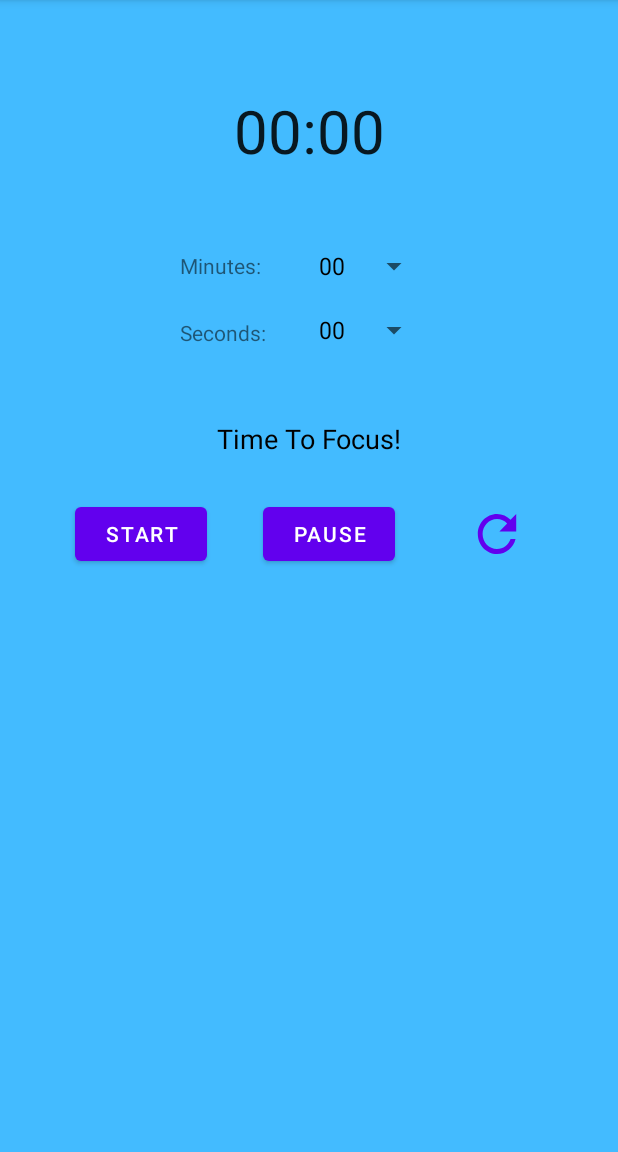
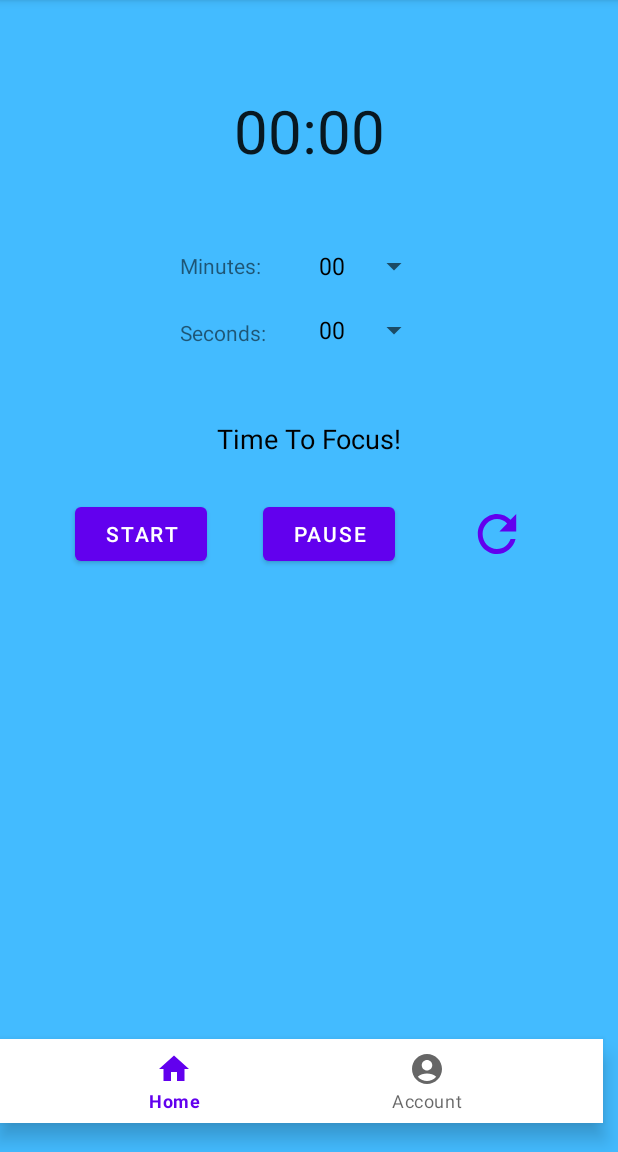
Before and after one commit to andrewnoel99/StudyBuddy, an Android app: the timerTaskActivity screen opened directly, with no data from a screen before it, on a phone screen of 412 x 824 dp, the part 84-1236 px from its top. Run offline under Robolectric (Android 15) with nearby library versions, the phone set to English and light mode, and no system bars.

Commit message:
basic nav bar

```diff
--- /dev/null
+++ b/app/src/main/res/drawable/baseline_account_circle_24.xml
@@ -0,0 +1,5 @@
+<vector android:height="24dp" android:tint="#000000"
+    android:viewportHeight="24" android:viewportWidth="24"
+    android:width="24dp" xmlns:android="http://schemas.android.com/apk/res/android">
+    <path android:fillColor="@android:color/white" android:pathData="M12,2C6.48,2 2,6.48 2,12s4.48,10 10,10s10,-4.48 10,-10S17.52,2 12,2zM12,6c1.93,0 3.5,1.57 3.5,3.5S13.93,13 12,13s-3.5,-1.57 -3.5,-3.5S10.07,6 12,6zM12,20c-2.03,0 -4.43,-0.82 -6.14,-2.88C7.55,15.8 9.68,15 12,15s4.45,0.8 6.14,2.12C16.43,19.18 14.03,20 12,20z"/>
+</vector>
--- /dev/null
+++ b/app/src/main/res/drawable/baseline_home_24.xml
@@ -0,0 +1,5 @@
+<vector android:height="24dp" android:tint="#000000"
+    android:viewportHeight="24" android:viewportWidth="24"
+    android:width="24dp" xmlns:android="http://schemas.android.com/apk/res/android">
+    <path android:fillColor="@android:color/white" android:pathData="M10,20v-6h4v6h5v-8h3L12,3 2,12h3v8z"/>
+</vector>
--- a/app/src/main/res/layout/activity_main.xml
+++ b/app/src/main/res/layout/activity_main.xml
@@ -77,4 +77,16 @@
         app:layout_constraintTop_toBottomOf="@+id/logoImage"
         app:layout_constraintVertical_bias="0.381" />
 
+    <com.google.android.material.bottomnavigation.BottomNavigationView
+        android:layout_width="0dp"
+        android:layout_height="wrap_content"
+        android:layout_marginTop="63dp"
+        android:layout_marginEnd="10dp"
+        android:layout_marginBottom="1dp"
+        app:layout_constraintBottom_toBottomOf="parent"
+        app:layout_constraintEnd_toEndOf="parent"
+        app:layout_constraintStart_toStartOf="parent"
+        app:layout_constraintTop_toBottomOf="@+id/btnTimer"
+        app:menu="@menu/bottom_nav"/>
+
 </androidx.constraintlayout.widget.ConstraintLayout>
--- a/app/src/main/res/layout/activity_timer_task.xml
+++ b/app/src/main/res/layout/activity_timer_task.xml
@@ -149,4 +149,16 @@
         app:layout_constraintStart_toEndOf="@+id/btnStart"
         app:layout_constraintTop_toTopOf="parent" />
 
+    <com.google.android.material.bottomnavigation.BottomNavigationView
+        android:layout_width="0dp"
+        android:layout_height="wrap_content"
+        android:layout_marginTop="286dp"
+        android:layout_marginEnd="10dp"
+        android:layout_marginBottom="1dp"
+        app:layout_constraintBottom_toBottomOf="parent"
+        app:layout_constraintEnd_toEndOf="parent"
+        app:layout_constraintStart_toStartOf="parent"
+        app:layout_constraintTop_toBottomOf="@+id/btnRepeat"
+        app:menu="@menu/bottom_nav"/>
+
 </androidx.constraintlayout.widget.ConstraintLayout>
--- /dev/null
+++ b/app/src/main/res/menu/bottom_nav.xml
@@ -0,0 +1,10 @@
+<?xml version="1.0" encoding="utf-8"?>
+<menu xmlns:android="http://schemas.android.com/apk/res/android">
+
+    <item android:title="Home"
+        android:id="@+id/home"
+        android:icon="@drawable/baseline_home_24"/>
+    <item android:title="Account"
+        android:id="@+id/account"
+        android:icon="@drawable/baseline_account_circle_24"/>
+</menu>
--- a/gradle.properties
+++ b/gradle.properties
@@ -21,3 +21,4 @@ kotlin.code.style=official
 # resources declared in the library itself and none from the library's dependencies,
 # thereby reducing the size of the R class for that library
 android.nonTransitiveRClass=true
+org.gradle.warning.mode=all
```
